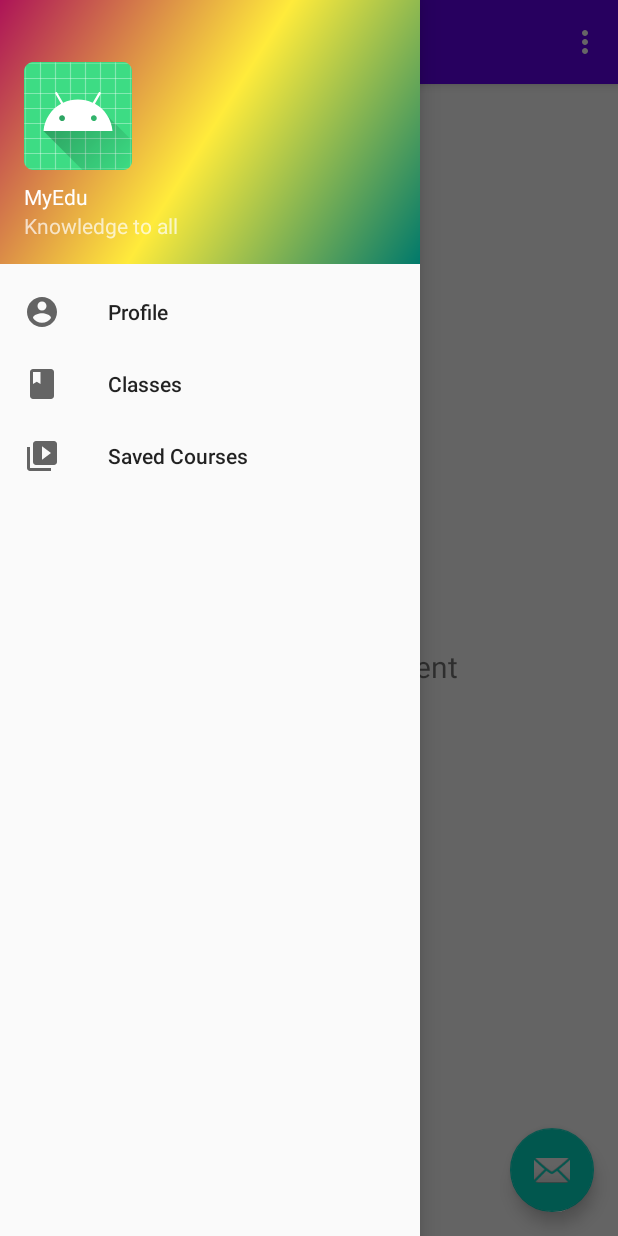
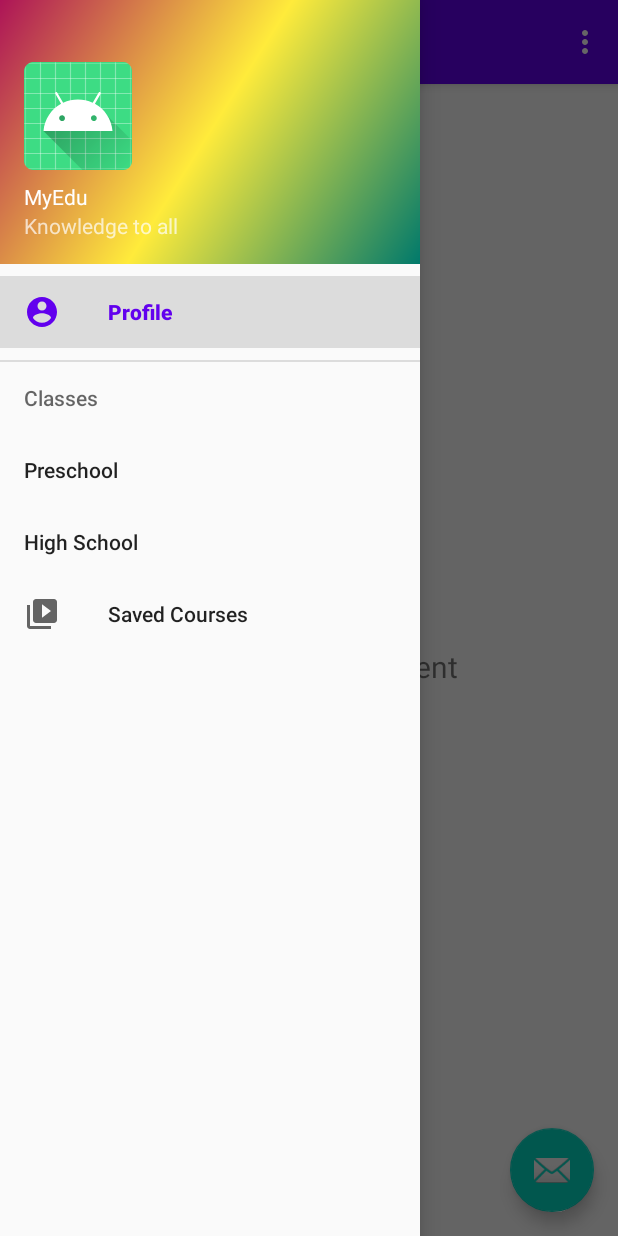
Before and after one commit to Samuel-dot-cloud/MyEdu, an Android app: the screen it shows after launch (MainActivity), with the side drawer open, on a phone screen of 412 x 824 dp. Run offline under Robolectric (Android 15) with nearby library versions, the phone set to English and light mode, and no system bars; our stand-ins replace navigation-ui.

Commit message:
Adding sub classes for preschool and high school

```diff
--- a/app/src/main/res/menu/activity_main_drawer.xml
+++ b/app/src/main/res/menu/activity_main_drawer.xml
@@ -5,16 +5,30 @@
 
     <group android:checkableBehavior="single">
         <item
-            android:id="@+id/nav_profile"
+            android:id="@+id/nav_home"
             android:icon="@drawable/ic_profile"
             android:title="@string/menu_home" />
         <item
-            android:id="@+id/nav_classes"
+            android:id="@+id/nav_gallery"
             android:icon="@drawable/ic_classes"
-            android:title="@string/menu_gallery" />
+            android:title="@string/menu_gallery">
+
+            <menu>
+                <group android:checkableBehavior="single">
+                <item
+                    android:id="@+id/preschool"
+                    android:title="@string/preschool" />
+                <item
+                    android:id="@+id/highSchool"
+                    android:title="@string/high_school" />
+                </group>
+            </menu>
+        </item>
+
         <item
-            android:id="@+id/nav_savedCourses"
+            android:id="@+id/nav_slideshow"
             android:icon="@drawable/ic_menu_slideshow"
-            android:title="@string/menu_slideshow" />
+            android:title="@string/menu_slideshow"/>
+
     </group>
 </menu>
--- a/app/src/main/res/values/strings.xml
+++ b/app/src/main/res/values/strings.xml
@@ -10,4 +10,6 @@
     <string name="menu_home">Profile</string>
     <string name="menu_gallery">Classes</string>
     <string name="menu_slideshow">Saved Courses</string>
+    <string name="preschool">Preschool</string>
+    <string name="high_school">High School</string>
 </resources>
```
